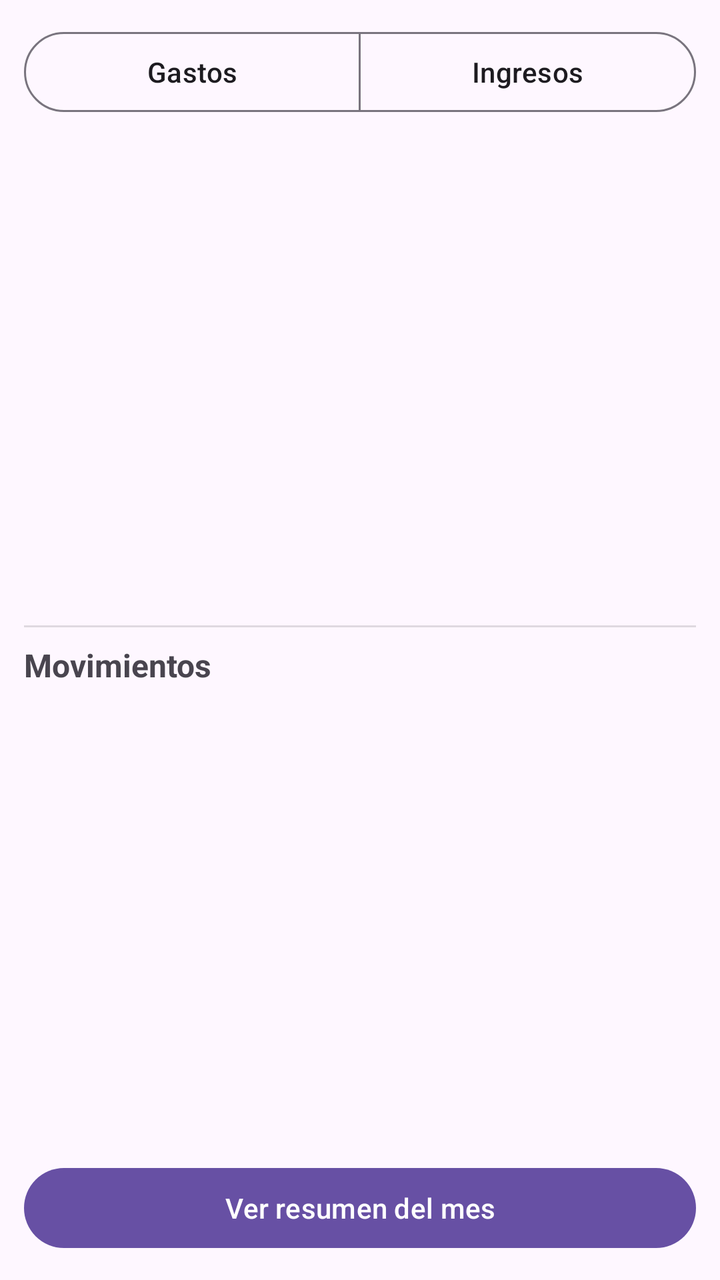
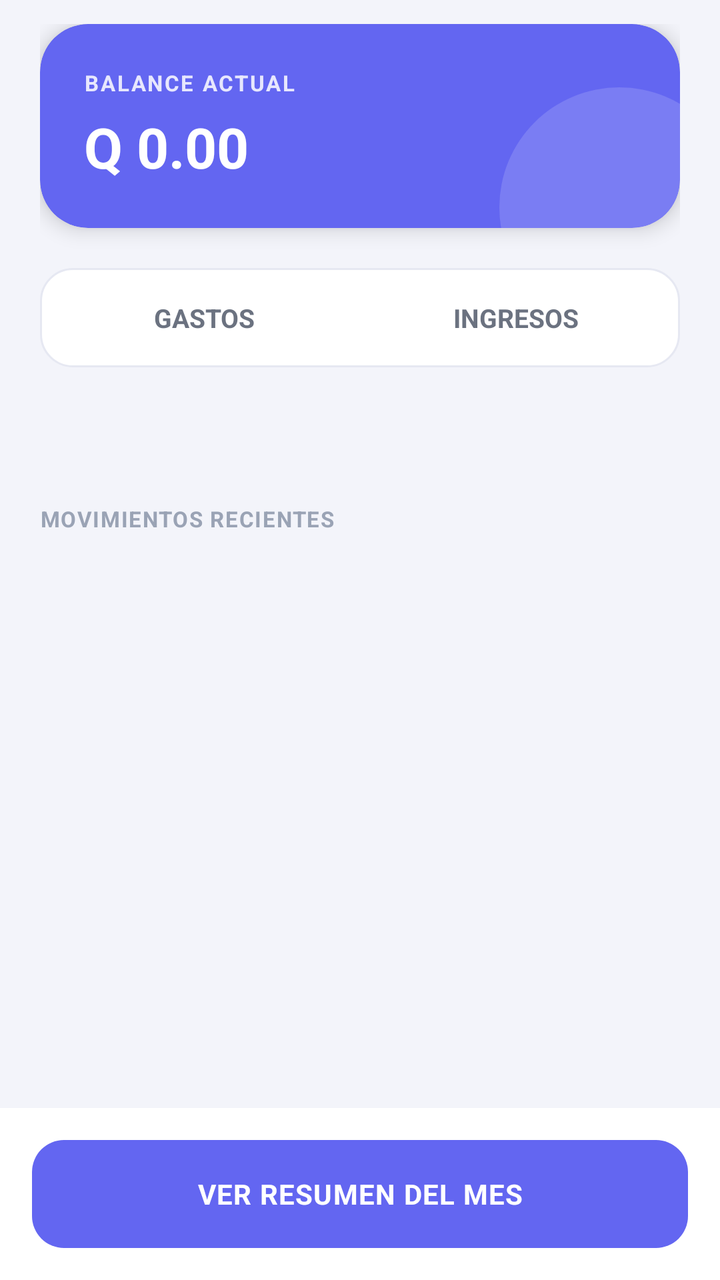

Two renders of the same Android screen: before a commit and after it. Below are the layout's source before the change and the commit's diff.
<!-- AndroidManifest.xml: application theme Theme.ControlGastos -->
<!-- res/layout/activity_main.xml -->
<?xml version="1.0" encoding="utf-8"?>
<LinearLayout xmlns:android="http://schemas.android.com/apk/res/android"
    xmlns:app="http://schemas.android.com/apk/res-auto"
    android:id="@+id/main"
    android:layout_width="match_parent"
    android:layout_height="match_parent"
    android:orientation="vertical"
    android:padding="12dp">

    
    <com.google.android.material.button.MaterialButtonToggleGroup
        android:id="@+id/toggleTipo"
        android:layout_width="match_parent"
        android:layout_height="wrap_content"
        app:selectionRequired="true"
        app:singleSelection="true">

        <Button
            android:id="@+id/btnGastos"
            style="?attr/materialButtonOutlinedStyle"
            android:layout_width="0dp"
            android:layout_height="wrap_content"
            android:layout_weight="1"
            android:text="Gastos" />

        <Button
            android:id="@+id/btnIngresos"
            style="?attr/materialButtonOutlinedStyle"
            android:layout_width="0dp"
            android:layout_height="wrap_content"
            android:layout_weight="1"
            android:text="Ingresos" />
    </com.google.android.material.button.MaterialButtonToggleGroup>

    
    <androidx.recyclerview.widget.RecyclerView
        android:id="@+id/rvCategorias"
        android:layout_width="match_parent"
        android:layout_height="0dp"
        android:layout_marginTop="8dp"
        android:layout_weight="1" />

    <View
        android:layout_width="match_parent"
        android:layout_height="1dp"
        android:layout_marginTop="8dp"
        android:background="?android:attr/listDivider" />

    <TextView
        android:layout_width="match_parent"
        android:layout_height="wrap_content"
        android:paddingTop="8dp"
        android:text="Movimientos"
        android:textSize="16sp"
        android:textStyle="bold" />

    <TextView
        android:id="@+id/tvVacio"
        android:layout_width="match_parent"
        android:layout_height="wrap_content"
        android:paddingTop="8dp"
        android:text="Aún no hay movimientos"
        android:visibility="gone" />

    
    <androidx.recyclerview.widget.RecyclerView
        android:id="@+id/rvMovimientos"
        android:layout_width="match_parent"
        android:layout_height="0dp"
        android:layout_weight="1" />

    <Button
        android:id="@+id/btnResumen"
        android:layout_width="match_parent"
        android:layout_height="wrap_content"
        android:text="Ver resumen del mes" />
</LinearLayout>
<!-- resources referenced by this layout -->
<resources>
  <style name="Theme.ControlGastos" parent="Theme.Material3.DayNight.NoActionBar" />
</resources>

<!-- the commit's change to res/layout/activity_main.xml (unified diff, before → after) -->
@@ -1,77 +1,206 @@
 <?xml version="1.0" encoding="utf-8"?>
 <LinearLayout xmlns:android="http://schemas.android.com/apk/res/android"
-    xmlns:app="http://schemas.android.com/apk/res-auto"
     android:id="@+id/main"
     android:layout_width="match_parent"
     android:layout_height="match_parent"
-    android:orientation="vertical"
-    android:padding="12dp">
+    android:background="@color/fondo"
+    android:orientation="vertical">
+
+    <androidx.core.widget.NestedScrollView
+        android:layout_width="match_parent"
+        android:layout_height="0dp"
+        android:layout_weight="1"
+        android:overScrollMode="never">
+
+        <LinearLayout
+            android:layout_width="match_parent"
+            android:layout_height="wrap_content"
+            android:orientation="vertical"
+            android:paddingStart="20dp"
+            android:paddingTop="12dp"
+            android:paddingEnd="20dp"
+            android:paddingBottom="16dp">
+
+            
+            <FrameLayout
+                android:layout_width="match_parent"
+                android:layout_height="wrap_content"
+                android:background="@drawable/bg_balance"
+                android:clipToOutline="true"
+                android:elevation="6dp">
+
+                <View
+                    android:layout_width="120dp"
+                    android:layout_height="120dp"
+                    android:layout_gravity="end|bottom"
+                    android:layout_marginEnd="-30dp"
+                    android:layout_marginBottom="-50dp"
+                    android:background="@drawable/bg_circulo_deco" />
+
+                <LinearLayout
+                    android:layout_width="match_parent"
+                    android:layout_height="wrap_content"
+                    android:orientation="vertical"
+                    android:padding="22dp">
+
+                    <TextView
+                        android:layout_width="wrap_content"
+                        android:layout_height="wrap_content"
+                        android:alpha="0.85"
+                        android:letterSpacing="0.08"
+                        android:text="BALANCE ACTUAL"
+                        android:textColor="@color/blanco"
+                        android:textSize="11sp"
+                        android:textStyle="bold" />
+
+                    <TextView
+                        android:id="@+id/tvBalance"
+                        android:layout_width="wrap_content"
+                        android:layout_height="wrap_content"
+                        android:layout_marginTop="6dp"
+                        android:text="Q 0.00"
+                        android:textColor="@color/blanco"
+                        android:textSize="28sp"
+                        android:textStyle="bold" />
+                </LinearLayout>
+            </FrameLayout>
+
+            
+            <LinearLayout
+                android:layout_width="match_parent"
+                android:layout_height="wrap_content"
+                android:layout_marginTop="20dp"
+                android:background="@drawable/bg_segmento_fondo"
+                android:orientation="horizontal"
+                android:padding="4dp">
+
+                <TextView
+                    android:id="@+id/btnGastos"
+                    android:layout_width="0dp"
+                    android:layout_height="wrap_content"
+                    android:layout_weight="1"
+                    android:background="@drawable/bg_segmento_item"
+                    android:clickable="true"
+                    android:focusable="true"
+                    android:gravity="center"
+                    android:padding="12dp"
+                    android:text="GASTOS"
+                    android:textColor="@color/seg_texto"
+                    android:textSize="13sp"
+                    android:textStyle="bold" />
+
+                <TextView
+                    android:id="@+id/btnIngresos"
+                    android:layout_width="0dp"
+                    android:layout_height="wrap_content"
+                    android:layout_weight="1"
+                    android:background="@drawable/bg_segmento_item"
+                    android:clickable="true"
+                    android:focusable="true"
+                    android:gravity="center"
+                    android:padding="12dp"
+                    android:text="INGRESOS"
+                    android:textColor="@color/seg_texto"
+                    android:textSize="13sp"
+                    android:textStyle="bold" />
+            </LinearLayout>
+
+            
+            <LinearLayout
+                android:layout_width="match_parent"
+                android:layout_height="wrap_content"
+                android:layout_marginTop="22dp"
+                android:gravity="center_vertical"
+                android:orientation="horizontal">
+
+                <TextView
+                    android:id="@+id/tvTituloCategorias"
+                    android:layout_width="0dp"
+                    android:layout_height="wrap_content"
+                    android:layout_weight="1"
+                    android:letterSpacing="0.05"
+                    android:textColor="@color/etiqueta"
+                    android:textSize="11sp"
+                    android:textStyle="bold" />
+
+                <TextView
+                    android:id="@+id/tvVerTodas"
+                    android:layout_width="wrap_content"
+                    android:layout_height="wrap_content"
+                    android:clickable="true"
+                    android:focusable="true"
+                    android:paddingStart="8dp"
+                    android:paddingTop="4dp"
+                    android:paddingBottom="4dp"
+                    android:textColor="@color/primario"
+                    android:textSize="12sp"
+                    android:textStyle="bold" />
+            </LinearLayout>
+
+            <androidx.recyclerview.widget.RecyclerView
+                android:id="@+id/rvCategorias"
+                android:layout_width="match_parent"
+                android:layout_height="wrap_content"
+                android:layout_marginStart="-6dp"
+                android:layout_marginTop="4dp"
+                android:layout_marginEnd="-6dp"
+                android:clipChildren="false"
+                android:clipToPadding="false"
+                android:nestedScrollingEnabled="false"
+                android:overScrollMode="never" />
+
+            <TextView
+                android:layout_width="wrap_content"
+                android:layout_height="wrap_content"
+                android:layout_marginTop="18dp"
+                android:letterSpacing="0.05"
+                android:text="MOVIMIENTOS RECIENTES"
+                android:textColor="@color/etiqueta"
+                android:textSize="11sp"
+                android:textStyle="bold" />
+
+            <TextView
+                android:id="@+id/tvVacio"
+                android:layout_width="match_parent"
+                android:layout_height="wrap_content"
+                android:paddingTop="12dp"
+                android:text="Aún no hay movimientos"
+                android:textColor="@color/etiqueta"
+                android:textStyle="italic"
+                android:visibility="gone" />
+
+            <androidx.recyclerview.widget.RecyclerView
+                android:id="@+id/rvMovimientos"
+                android:layout_width="match_parent"
+                android:layout_height="wrap_content"
+                android:layout_marginTop="6dp"
+                android:clipChildren="false"
+                android:clipToPadding="false"
+                android:nestedScrollingEnabled="false"
+                android:overScrollMode="never" />
+        </LinearLayout>
+    </androidx.core.widget.NestedScrollView>
 
     
-    <com.google.android.material.button.MaterialButtonToggleGroup
-        android:id="@+id/toggleTipo"
+    <LinearLayout
         android:layout_width="match_parent"
         android:layout_height="wrap_content"
-        app:selectionRequired="true"
-        app:singleSelection="true">
-
-        <Button
-            android:id="@+id/btnGastos"
-            style="?attr/materialButtonOutlinedStyle"
-            android:layout_width="0dp"
-            android:layout_height="wrap_content"
-            android:layout_weight="1"
-            android:text="Gastos" />
-
-        <Button
-            android:id="@+id/btnIngresos"
-            style="?attr/materialButtonOutlinedStyle"
-            android:layout_width="0dp"
-            android:layout_height="wrap_content"
-            android:layout_weight="1"
-            android:text="Ingresos" />
-    </com.google.android.material.button.MaterialButtonToggleGroup>
-
-    
-    <androidx.recyclerview.widget.RecyclerView
-        android:id="@+id/rvCategorias"
-        android:layout_width="match_parent"
-        android:layout_height="0dp"
-        android:layout_marginTop="8dp"
-        android:layout_weight="1" />
-
-    <View
-        android:layout_width="match_parent"
-        android:layout_height="1dp"
-        android:layout_marginTop="8dp"
-        android:background="?android:attr/listDivider" />
-
-    <TextView
-        android:layout_width="match_parent"
-        android:layout_height="wrap_content"
-        android:paddingTop="8dp"
-        android:text="Movimientos"
-        android:textSize="16sp"
-        android:textStyle="bold" />
-
-    <TextView
-        android:id="@+id/tvVacio"
-        android:layout_width="match_parent"
-        android:layout_height="wrap_content"
-        android:paddingTop="8dp"
-        android:text="Aún no hay movimientos"
-        android:visibility="gone" />
-
-    
-    <androidx.recyclerview.widget.RecyclerView
-        android:id="@+id/rvMovimientos"
-        android:layout_width="match_parent"
-        android:layout_height="0dp"
-        android:layout_weight="1" />
-
-    <Button
-        android:id="@+id/btnResumen"
-        android:layout_width="match_parent"
-        android:layout_height="wrap_content"
-        android:text="Ver resumen del mes" />
+        android:background="@color/tarjeta"
+        android:padding="16dp">
+
+        <TextView
+            android:id="@+id/btnResumen"
+            android:layout_width="match_parent"
+            android:layout_height="54dp"
+            android:background="@drawable/bg_boton_principal"
+            android:clickable="true"
+            android:focusable="true"
+            android:foreground="?attr/selectableItemBackground"
+            android:gravity="center"
+            android:letterSpacing="0.03"
+            android:text="VER RESUMEN DEL MES"
+            android:textColor="@color/blanco"
+            android:textSize="14sp"
+            android:textStyle="bold" />
+    </LinearLayout>
 </LinearLayout>
<!-- resource entries referenced after the edit -->
@@ -1,5 +1,62 @@
 <!-- resources referenced by this layout -->
 <resources>
-  <style name="Theme.ControlGastos" parent="Theme.Material3.DayNight.NoActionBar" />
+  <color name="blanco">#FFFFFF</color>
+  <color name="etiqueta">#9AA3B5</color>
+  <color name="fondo">#F3F4FA</color>
+  <color name="primario">#6366F1</color>
+  <color name="tarjeta">#FFFFFF</color>
+  <!-- drawable bg_balance (drawable) -->
+  <?xml version="1.0" encoding="utf-8"?>
+  <shape xmlns:android="http://schemas.android.com/apk/res/android" android:shape="rectangle">
+      <solid android:color="@color/primario" />
+      <corners android:radius="24dp" />
+  </shape>
+  <!-- drawable bg_boton_principal (drawable) -->
+  <?xml version="1.0" encoding="utf-8"?>
+  <shape xmlns:android="http://schemas.android.com/apk/res/android" android:shape="rectangle">
+      <solid android:color="@color/primario" />
+      <corners android:radius="16dp" />
+  </shape>
+  <!-- drawable bg_circulo_deco (drawable) -->
+  <?xml version="1.0" encoding="utf-8"?>
+  <shape xmlns:android="http://schemas.android.com/apk/res/android" android:shape="oval">
+      <solid android:color="#26FFFFFF" />
+  </shape>
+  <!-- drawable bg_segmento_fondo (drawable) -->
+  <?xml version="1.0" encoding="utf-8"?>
+  <shape xmlns:android="http://schemas.android.com/apk/res/android" android:shape="rectangle">
+      <solid android:color="@color/tarjeta" />
+      <stroke android:width="1dp" android:color="@color/borde" />
+      <corners android:radius="16dp" />
+  </shape>
+  <!-- drawable bg_segmento_item (drawable) -->
+  <?xml version="1.0" encoding="utf-8"?>
+  <selector xmlns:android="http://schemas.android.com/apk/res/android">
+      <item android:state_selected="true">
+          <shape android:shape="rectangle">
+              <solid android:color="@color/primario" />
+              <corners android:radius="12dp" />
+          </shape>
+      </item>
+      <item>
+          <shape android:shape="rectangle">
+              <solid android:color="#00000000" />
+              <corners android:radius="12dp" />
+          </shape>
+      </item>
+  </selector>
+  <style name="Theme.ControlGastos" parent="Theme.Material3.Light.NoActionBar">
+          <item name="colorPrimary">@color/primario</item>
+          <item name="colorOnPrimary">@color/blanco</item>
+          <item name="colorSurface">@color/tarjeta</item>
+          <item name="colorOnSurface">@color/texto</item>
+          <item name="colorOutline">@color/borde</item>
+          <item name="android:colorBackground">@color/fondo</item>
+          <item name="android:windowBackground">@color/fondo</item>
+          <item name="android:statusBarColor">@color/fondo</item>
+          <item name="android:windowLightStatusBar">true</item>
+      </style>
+  <color name="borde">#E6E8F2</color>
+  <color name="texto">#1F2433</color>
 </resources>
 
